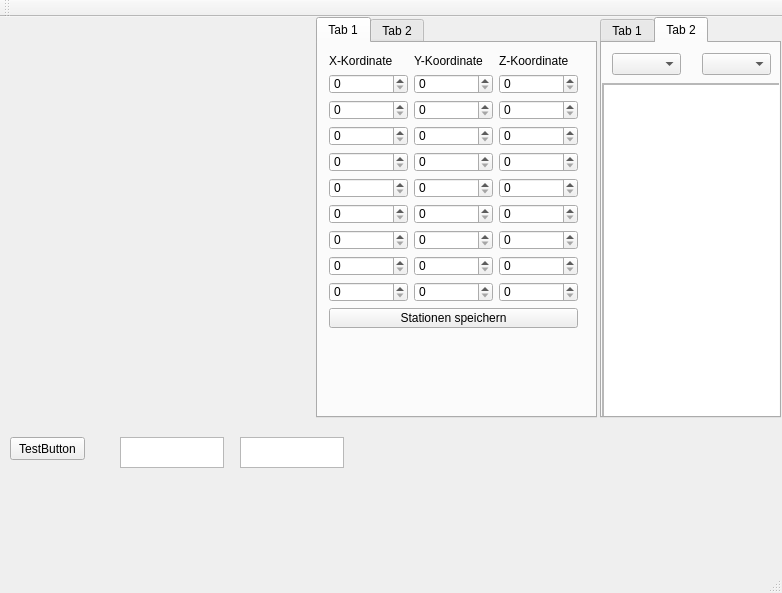
First picture: the form in mainwindow.ui, repository Koerner/Sturzflug-at-daedalus.ei.tum.de, before the edit.
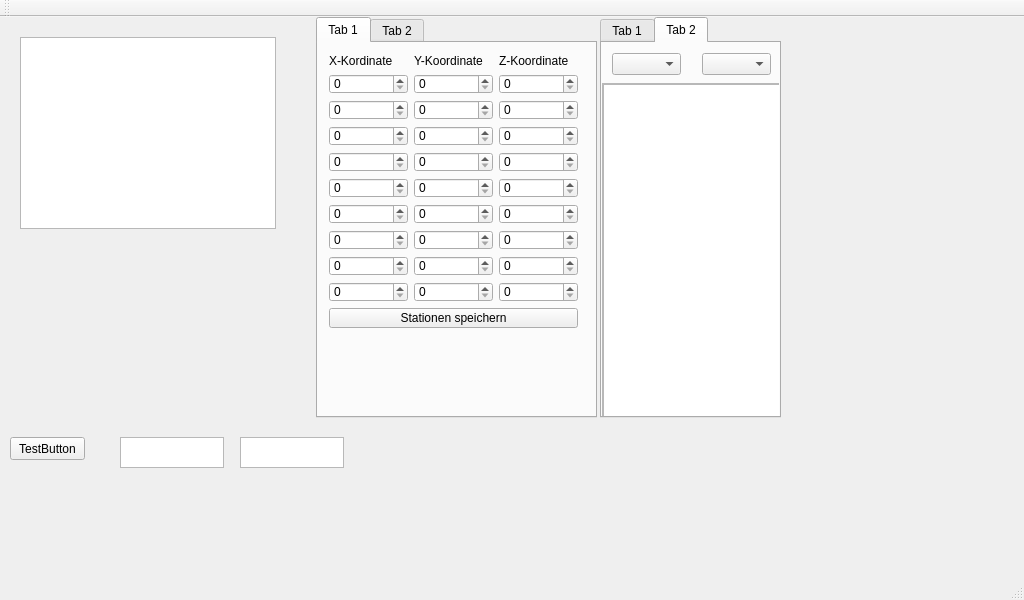
Second picture: the form after the edit. The open tabs and pages were chosen to show the change.

Commit message: refresher timer eingefügt

The edit to the form file:
```diff
--- a/mainwindow.ui
+++ b/mainwindow.ui
@@ -6,8 +6,8 @@
    <rect>
     <x>0</x>
     <y>0</y>
-    <width>782</width>
-    <height>593</height>
+    <width>1024</width>
+    <height>600</height>
    </rect>
   </property>
   <property name="windowTitle">
@@ -442,6 +442,16 @@
      </attribute>
     </widget>
    </widget>
+   <widget class="QGraphicsView" name="graphicsView">
+    <property name="geometry">
+     <rect>
+      <x>20</x>
+      <y>20</y>
+      <width>256</width>
+      <height>192</height>
+     </rect>
+    </property>
+   </widget>
   </widget>
   <widget class="QMenuBar" name="menuBar">
    <property name="geometry">
```
Left out of the diff: 48 changed lines with no effect on the pictures. The commit also changes 2 other files.
